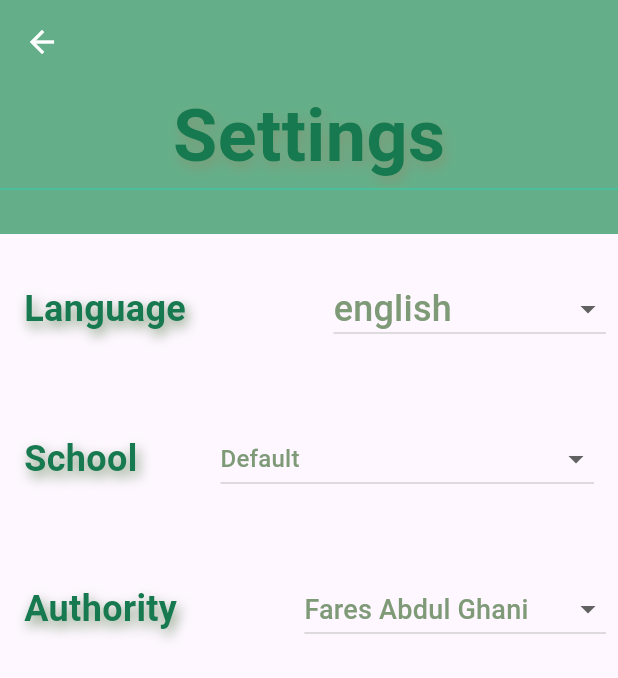
After one commit to Terrence-Beckham/salah_app, a Flutter app: the SettingsView screen opened directly, on a phone screen of 412 x 824 dp. The commit adds this screen. Shown: the top 678 px of the screen. Run offline on Flutter 3.47's test engine with Material 3 defaults, Android fonts, the phone set to English and light mode, and no system bars; our stand-ins replace bloc, dio, equatable, flutter_bloc, geolocator, hydrated_bloc and 1 more; generated files the repository leaves out were written again.

Commit message:
Finished adding settings bloc, and UI

```diff
--- a/lib/salah/view/salah_view.dart
+++ b/lib/salah/view/salah_view.dart
@@ -3,6 +3,7 @@ import 'package:flutter_bloc/flutter_bloc.dart';
 import 'package:salah_app/konstants/konstants.dart';
 import 'package:salah_app/salah/cubit/salah_cubit.dart';
 import 'package:salah_app/salah_settings/view/salah_settings_view.dart';
+import 'package:salah_app/settings/view/settings_view.dart';
 import 'package:salah_repository/salah_repository.dart';
 
 class SalahPage extends StatelessWidget {
@@ -153,7 +154,14 @@ class SalahSuccessView extends StatelessWidget {
                       top: 16,
                       right: 16,
                       child: IconButton(
-                        onPressed: () {},
+                        onPressed: () {
+                          Navigator.push(
+                            context,
+                            MaterialPageRoute<SalahSettingsView>(
+                              builder: (context) => const SettingsPage(),
+                            ),
+                          );
+                        },
                         icon: const Icon(
                           Icons.settings,
                           color: Colors.white,
@@ -325,7 +333,9 @@ class SalahSuccessView extends StatelessWidget {
                                   color: AppColor.desaturatedGreen,
                                   // shadow color
                                   offset: Offset(
-                                      2, 4,), // how much shadow will be shown
+                                    2,
+                                    4,
+                                  ), // how much shadow will be shown
                                 ),
                               ],
                             ),
@@ -365,7 +375,9 @@ class SalahSuccessView extends StatelessWidget {
                                   color: AppColor.desaturatedGreen,
                                   // shadow color
                                   offset: Offset(
-                                      2, 4), // how much shadow will be shown
+                                    2,
+                                    4,
+                                  ), // how much shadow will be shown
                                 ),
                               ],
                             ),
@@ -405,7 +417,9 @@ class SalahSuccessView extends StatelessWidget {
                                   color: AppColor.desaturatedGreen,
                                   // shadow color
                                   offset: Offset(
-                                      2, 4), // how much shadow will be shown
+                                    2,
+                                    4,
+                                  ), // how much shadow will be shown
                                 ),
                               ],
                             ),
@@ -445,7 +459,9 @@ class SalahSuccessView extends StatelessWidget {
                                   color: AppColor.desaturatedGreen,
                                   // shadow color
                                   offset: Offset(
-                                      2, 4), // how much shadow will be shown
+                                    2,
+                                    4,
+                                  ), // how much shadow will be shown
                                 ),
                               ],
                             ),
@@ -485,7 +501,9 @@ class SalahSuccessView extends StatelessWidget {
                                   color: AppColor.desaturatedGreen,
                                   // shadow color
                                   offset: Offset(
-                                      2, 4), // how much shadow will be shown
+                                    2,
+                                    4,
+                                  ), // how much shadow will be shown
                                 ),
                               ],
                             ),
--- a/lib/salah_settings/view/salah_settings_view.dart
+++ b/lib/salah_settings/view/salah_settings_view.dart
@@ -271,7 +271,7 @@ class SalahSettingsPage extends StatelessWidget {
                               ),
                             ),
                           ),
-                          ReciterMenu(),
+                          Expanded(child: AthanSoundMenu()),
                         ],
                       ),
                       AppColor.mainDivider,
--- /dev/null
+++ b/lib/settings/settings_bloc.dart
@@ -0,0 +1,15 @@
+import 'dart:async';
+
+import 'package:bloc/bloc.dart';
+import 'package:equatable/equatable.dart';
+
+part 'settings_event.dart';
+part 'settings_state.dart';
+
+class SettingsBloc extends Bloc<SettingsEvent, SettingsState> {
+  SettingsBloc() : super(SettingsInitial()) {
+    on<SettingsEvent>((event, emit) {
+      // TODO: implement event handler
+    });
+  }
+}
--- /dev/null
+++ b/lib/settings/settings_event.dart
@@ -0,0 +1,5 @@
+part of 'settings_bloc.dart';
+
+abstract class SettingsEvent extends Equatable {
+  const SettingsEvent();
+}
--- /dev/null
+++ b/lib/settings/settings_state.dart
@@ -0,0 +1,10 @@
+part of 'settings_bloc.dart';
+
+abstract class SettingsState extends Equatable {
+  const SettingsState();
+}
+
+class SettingsInitial extends SettingsState {
+  @override
+  List<Object> get props => [];
+}
--- /dev/null
+++ b/lib/settings/view/settings_view.dart
@@ -0,0 +1,158 @@
+import 'package:flutter/material.dart';
+import 'package:salah_app/konstants/konstants.dart';
+import 'package:salah_app/widgets/athan_segment_selector.dart';
+import 'package:salah_app/widgets/authority_picker_menu.dart';
+import 'package:salah_app/widgets/language_picker_menu.dart';
+import 'package:salah_app/widgets/reciter_menu.dart';
+
+@override
+class SettingsPage extends StatelessWidget {
+  const SettingsPage({super.key});
+
+  @override
+  Widget build(BuildContext context) {
+    return const SettingsView();
+  }
+}
+@override
+class SettingsView extends StatelessWidget {
+  const SettingsView({super.key});
+
+  @override
+  Widget build(BuildContext context) {
+    return SafeArea(
+      child: Scaffold(
+        appBar: AppBar(
+          backgroundColor: AppColor.backgroundGreen,
+          iconTheme: const IconThemeData(color: Colors.white),
+        ),
+        body: const Column(
+          children: [
+            Stack(
+              children: [
+                SizedBox(
+                  width: double.infinity,
+                  height: 100,
+                  child: ColoredBox(
+                    color: AppColor.backgroundGreen,
+                  ),
+                ),
+                Center(
+                  child: Column(
+                    children: [
+                      Text(
+                        'Settings',
+                        style: TextStyle(
+                          color: AppColor.darkGreen,
+                          fontWeight: FontWeight.bold,
+                          fontSize: 48,
+                          shadows: [
+                            Shadow(
+                              blurRadius: 10,
+                              // shadow blur
+                              color: AppColor.desaturatedGreen,
+                              // shadow color
+                              offset: Offset(
+                                2,
+                                4,
+                              ), // how much shadow will be shown
+                            ),
+                          ],
+                        ),
+                      ),
+                      AppColor.mainDivider,
+                    ],
+                  ),
+                ),
+              ],
+            ),
+            Row(
+              mainAxisAlignment: MainAxisAlignment.spaceBetween,
+              children: [
+                SizedBox(
+                  height: 100,
+                  child: Padding(
+                    padding: EdgeInsets.all(16),
+                    child: Column(mainAxisAlignment: MainAxisAlignment.center,
+                      children: [
+                        Text(
+                          'Language',
+                          style: TextStyle(
+                            fontSize: 24,
+                            fontWeight: FontWeight.bold,
+                            color: AppColor.darkGreen,
+                            shadows: [AppColor.mainShadow],
+                          ),
+                        ),
+                      ],
+                    ),
+                  ),
+                ),
+                Padding(
+                  padding: EdgeInsets.only(right: 8),
+                  child: LanguagePickerMenu(),
+                ),
+              ],
+            ),Row(
+              mainAxisAlignment: MainAxisAlignment.spaceBetween,
+              children: [
+                SizedBox(
+                  height: 100,
+                  child: Padding(
+                    padding: EdgeInsets.all(16),
+                    child: Column(
+                      mainAxisAlignment: MainAxisAlignment.center,
+                      children: [
+                        Text(
+                          'School',
+                          style: TextStyle(
+                            fontSize: 24,
+                            fontWeight: FontWeight.bold,
+                            color: AppColor.darkGreen,
+                            shadows: [AppColor.mainShadow],
+                          ),
+                        ),
+                      ],
+                    ),
+                  ),
+                ),
+                Padding(
+                  padding: EdgeInsets.only(right: 16),
+                  child: AuthorityPickerMenu(),
+                ),
+              ],
+            ),Row(
+              mainAxisAlignment: MainAxisAlignment.spaceBetween,
+              children: [
+                SizedBox(
+                  height: 100,
+                  child: Padding(
+                    padding: EdgeInsets.all(16),
+                    child: Column(
+                      mainAxisAlignment: MainAxisAlignment.center,
+                      children: [
+                        Text(
+                          'Authority',
+                          style: TextStyle(
+                            fontSize: 24,
+                            fontWeight: FontWeight.bold,
+                            color: AppColor.darkGreen,
+                            shadows: [AppColor.mainShadow],
+                          ),
+                        ),
+                      ],
+                    ),
+                  ),
+                ),
+                Padding(
+                  padding: EdgeInsets.only(right: 8),
+                  child: AthanSoundMenu(),
+                ),
+              ],
+            ),
+          ],
+        ),
+      ),
+    );
+  }
+}
--- /dev/null
+++ b/lib/widgets/authority_picker_menu.dart
@@ -0,0 +1,71 @@
+import 'package:flutter/material.dart';
+import 'package:salah_app/konstants/konstants.dart';
+
+@override
+class AuthorityPickerMenu extends StatefulWidget {
+  const AuthorityPickerMenu({super.key});
+
+  @override
+  State<AuthorityPickerMenu> createState() => _AuthorityPickerMenu();
+}
+
+class _AuthorityPickerMenu extends State<AuthorityPickerMenu> {
+  List<String> items = [
+    'Default',
+    'University of Islamic Sciences Karachi',
+    'Islamic Society of North America',
+    ' Muslim World League',
+    ' Umm Al-Qura University Makkah',
+    ' Egyptian General Authority of Survey',
+    'Institute of Geophysics University of Tehran',
+    'Gulf Region',
+    'Kuwait',
+    'Qatar',
+    'Majlis Ugama Islam Singapura Singapore',
+    'Union Organization islamic de France',
+    'Diyanet İşleri Başkanlığı Turkey',
+    'Spiritual Administration of Muslims of Russia'
+  ];
+  String selectedItem = 'Default';
+
+  @override
+  Widget build(BuildContext context) {
+    return DropdownButton<String>(
+      value: selectedItem,
+      items: items
+          .map(
+            (item) => DropdownMenuItem<String>(
+              value: item,
+              child: SizedBox(width: 225,
+                child: Text(
+
+                  maxLines: 1,
+                  softWrap: false,
+                  item,
+                  style: const TextStyle(
+
+                    overflow: TextOverflow.ellipsis,
+                    fontSize: 16,
+                    color: AppColor.desaturatedGreen,
+                  ),
+                ),
+              ),
+            ),
+          )
+          .toList(),
+      onChanged: (item) => setState(() {
+        selectedItem = item!;
+      }),
+    );
+  }
+}
+//SizedBox(
+//           width: 120.0,
+//           child: Text(
+//             "Enter Long Text",
+//             maxLines: 1,
+//             overflow: TextOverflow.ellipsis,
+//             softWrap: false,
+//             style: TextStyle(color: Colors.black, fontWeight: FontWeight.bold, fontSize: 20.0),
+//           ),
+//         ),Text(
--- /dev/null
+++ b/lib/widgets/language_picker_menu.dart
@@ -0,0 +1,94 @@
+import 'package:flutter/material.dart';
+import 'package:salah_app/konstants/konstants.dart';
+
+enum Languages { english, arabic, systemDefault }
+
+@override
+class LanguagePickerMenu extends StatefulWidget {
+  const LanguagePickerMenu({super.key});
+
+  @override
+  State<LanguagePickerMenu> createState() => _LanguagePickerMenuState();
+}
+
+class _LanguagePickerMenuState extends State<LanguagePickerMenu> {
+  List<String> items = [
+    Languages.english.name,
+    Languages.systemDefault.name,
+    Languages.arabic.name,
+  ];
+  String selectedItem = Languages.english.name;
+
+  @override
+  Widget build(BuildContext context) {
+    return Center(
+      child: DropdownButton<String>(
+        value: selectedItem,
+        items: items
+            .map(
+              (item) => DropdownMenuItem<String>(
+                value: item,
+                child: Text(
+                  item,
+                  style: const TextStyle(
+                    fontSize: 24,
+                    color: AppColor.desaturatedGreen,
+                  ),
+                ),
+              ),
+            )
+            .toList(),
+        onChanged: (item) => setState(() {
+          selectedItem = item!;
+        }),
+      ),
+    );
+  }
+}
+
+// import 'package:flutter/material.dart';
+// import 'package:salah_app/konstants/konstants.dart';
+//
+// @override
+// class AthanSoundMenu extends StatefulWidget {
+//   const AthanSoundMenu({super.key});
+//
+//   @override
+//   State<AthanSoundMenu> createState() => _AthanSoundMenuState();
+// }
+//
+// class _AthanSoundMenuState extends State<AthanSoundMenu> {
+//   List<String> items = [
+//     'Fares Abdul Ghani',
+//     'Abdel Moneim',
+//     'Abdulah Al Maknawe ',
+//     'Hamza Al Majale'
+//   ];
+//   String? selectedItem = 'Fares Abdul Ghani';
+//
+//   @override
+//   Widget build(BuildContext context) {
+//     return Center(
+//       child: DropdownButton<String>(
+//         value: selectedItem,
+//         items: items
+//             .map(
+//               (item) => DropdownMenuItem<String>(
+//             value: item,
+//             child: Text(
+//               item,
+//               style: const TextStyle(
+//                 fontSize: 18,
+//                 color: AppColor.desaturatedGreen,
+//               ),
+//             ),
+//           ),
+//         )
+//             .toList(),
+//         onChanged: (item) => setState(() {
+//           selectedItem = item;
+//         }),
+//       ),
+//     );
+//   }
+// }
--- a/lib/widgets/reciter_menu.dart
+++ b/lib/widgets/reciter_menu.dart
@@ -2,16 +2,21 @@ import 'package:flutter/material.dart';
 import 'package:salah_app/konstants/konstants.dart';
 
 @override
-class ReciterMenu extends StatefulWidget {
-  const ReciterMenu({super.key});
+class AthanSoundMenu extends StatefulWidget {
+  const AthanSoundMenu({super.key});
 
   @override
-  State<ReciterMenu> createState() => _ReciterMenuState();
+  State<AthanSoundMenu> createState() => _AthanSoundMenuState();
 }
 
-class _ReciterMenuState extends State<ReciterMenu> {
-  List<String> items = ['Maher Muaqally', 'Sudais', 'Shuraim', 'Huthafy'];
-  String? selectedItem = 'Sudais';
+class _AthanSoundMenuState extends State<AthanSoundMenu> {
+  List<String> items = [
+    'Fares Abdul Ghani',
+    'Abdel Moneim',
+    'Abdulah Al Maknawe ',
+    'Hamza Al Majale'
+  ];
+  String? selectedItem = 'Fares Abdul Ghani';
 
   @override
   Widget build(BuildContext context) {
@@ -24,8 +29,10 @@ class _ReciterMenuState extends State<ReciterMenu> {
                 value: item,
                 child: Text(
                   item,
-                  style:
-                      const TextStyle(fontSize: 24, color: AppColor.desaturatedGreen),
+                  style: const TextStyle(
+                    fontSize: 18,
+                    color: AppColor.desaturatedGreen,
+                  ),
                 ),
               ),
             )
```
Also changed, not shown: lib/widgets/athan_player.dart (added), lib/widgets/school_picker_menu.dart (added).
